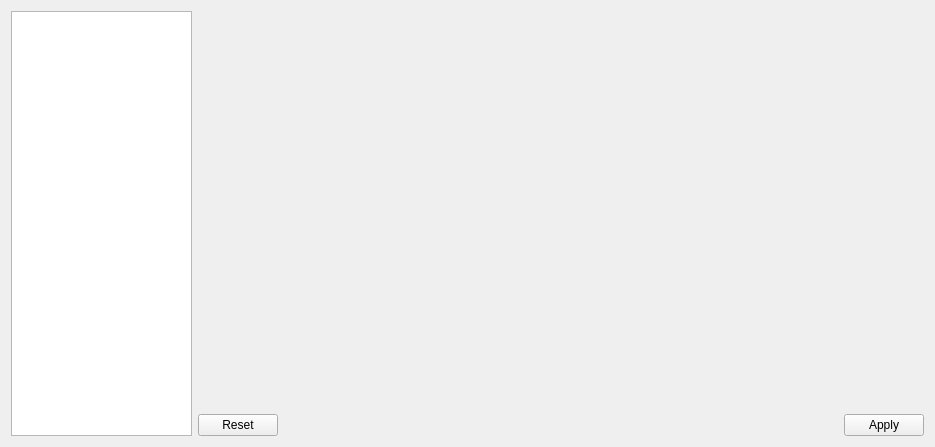
Old version of the form source/wnd/roboconfig.ui in the repository ww4u/mct-t4.
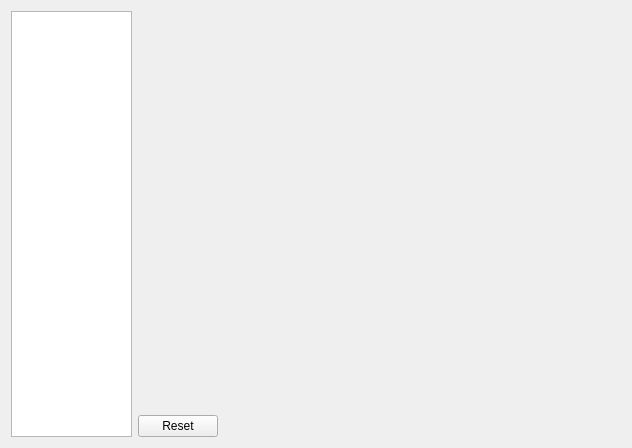
New version of the form.

Commit message: 在读动作文件之前先查询,去掉apply按钮和相关功能, 将apply改为download，将sync改为upload

What changed in the file:
```diff
--- a/source/wnd/roboconfig.ui
+++ b/source/wnd/roboconfig.ui
@@ -6,8 +6,8 @@
    <rect>
     <x>0</x>
     <y>0</y>
-    <width>935</width>
-    <height>447</height>
+    <width>632</width>
+    <height>448</height>
    </rect>
   </property>
   <property name="sizePolicy">
@@ -45,7 +45,7 @@
    <item row="2" column="1">
     <widget class="QDialogButtonBox" name="buttonBox">
      <property name="standardButtons">
-      <set>QDialogButtonBox::Apply|QDialogButtonBox::Reset</set>
+      <set>QDialogButtonBox::Reset</set>
      </property>
      <property name="centerButtons">
       <bool>false</bool>
```
The commit also changes 6 other files.
